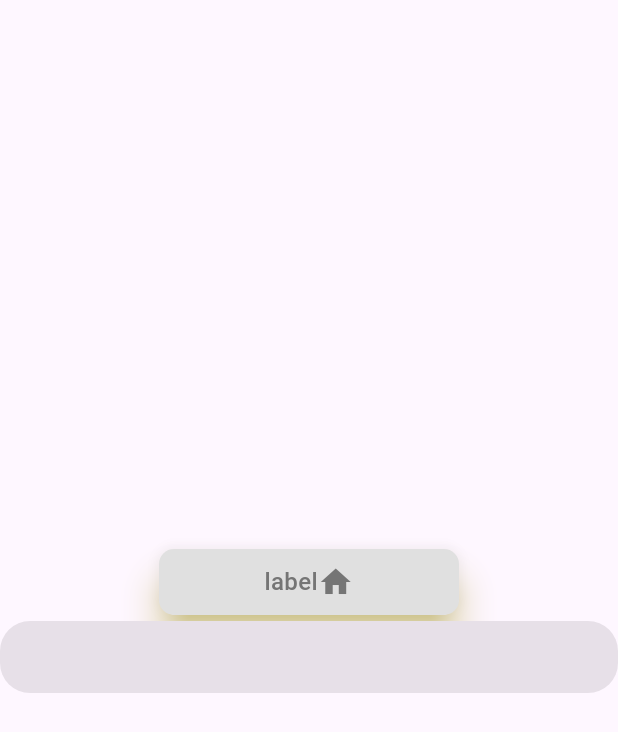
After one commit to usama-qadeer/flutter-reusable-widget, a Flutter app: the screen it shows after launch, on a phone screen of 412 x 824 dp. The commit adds this screen. Shown: the top 732 px of the screen. Run offline on Flutter 3.47's test engine with Material 3 defaults, Android fonts, the phone set to English and light mode, and no system bars.

Commit message:
loader changes

```diff
--- a/lib/components/alert_box_widget.dart
+++ b/lib/components/alert_box_widget.dart
@@ -1,4 +1,4 @@
-import 'package:flutter/material.dart';
+import '../exports.dart';
 
 /// Reusable Custom Dialog
 abstract class ReuseableDialog {
--- a/lib/components/animate_widget.dart
+++ b/lib/components/animate_widget.dart
@@ -1,6 +1,6 @@
 library flutter_bounce;
 
-import 'package:flutter/material.dart';
+import '../exports.dart';
 
 class BounceWidget extends StatefulWidget {
   final VoidCallback onPressed;
--- /dev/null
+++ b/lib/components/app_icon_loader.dart
@@ -0,0 +1,157 @@
+import '../exports.dart';
+
+class LoaderWithAppIcon extends StatelessWidget {
+  final bool isLoading;
+  final Widget child;
+  final Widget appIcon;
+  final double appIconSize;
+  final double borderRadius;
+  final double overlayOpacity;
+  final Color? overlayBackgroundColor;
+  final Color? circularProgressColor;
+
+  const LoaderWithAppIcon(
+      {super.key,
+      required this.isLoading,
+      required this.child,
+      required this.appIcon,
+      this.appIconSize = 50,
+      this.borderRadius = 15,
+      this.overlayOpacity = 0.5,
+      this.circularProgressColor,
+      this.overlayBackgroundColor});
+  @override
+  Widget build(BuildContext context) {
+    return OverLayAnimation(
+      isLoading: isLoading,
+      opacity: overlayOpacity,
+      color: overlayBackgroundColor ?? Theme.of(context).colorScheme.surface,
+      progressIndicator: Material(
+        borderRadius: BorderRadius.circular(borderRadius),
+        child: Padding(
+          padding: const EdgeInsets.all(20),
+          child: Stack(
+            children: [
+              Positioned(
+                top: 0,
+                bottom: 0,
+                left: 0,
+                right: 0,
+                child: CircularProgressIndicator(
+                  color: circularProgressColor ?? Colors.purple,
+                  // minHeight: 01,
+                  // minHeight: 0.5.h,
+                  strokeWidth: 2,
+                ),
+              ),
+              SizedBox(
+                width: appIconSize,
+                height: appIconSize,
+                child: appIcon,
+              ),
+            ],
+          ),
+        ),
+      ),
+      child: child,
+    );
+  }
+}
+
+class OverLayAnimation extends StatefulWidget {
+  final bool isLoading;
+  final double opacity;
+  final Color? color;
+  final Widget progressIndicator;
+  final Widget child;
+
+  const OverLayAnimation({
+    super.key,
+    required this.isLoading,
+    required this.child,
+    this.opacity = 0.5,
+    this.progressIndicator = const CircularProgressIndicator(),
+    this.color,
+  });
+
+  @override
+  State<OverLayAnimation> createState() => _OverLayAnimationState();
+}
+
+class _OverLayAnimationState extends State<OverLayAnimation>
+    with SingleTickerProviderStateMixin {
+  late AnimationController _controller;
+  late Animation<double> _animation;
+  bool? _overlayVisible;
+
+  _OverLayAnimationState();
+
+  @override
+  void initState() {
+    super.initState();
+    _overlayVisible = false;
+    _controller = AnimationController(
+        vsync: this, duration: const Duration(milliseconds: 300));
+    _animation = Tween(begin: 0.0, end: 1.0).animate(_controller);
+    _animation.addStatusListener((status) {
+      status == AnimationStatus.forward
+          ? setState(() {
+              _overlayVisible = true;
+            })
+          : null;
+      status == AnimationStatus.dismissed
+          ? setState(() {
+              _overlayVisible = false;
+            })
+          : null;
+    });
+    if (widget.isLoading) {
+      _controller.forward();
+    }
+  }
+
+  @override
+  void didUpdateWidget(OverLayAnimation oldWidget) {
+    super.didUpdateWidget(oldWidget);
+    if (!oldWidget.isLoading && widget.isLoading) {
+      _controller.forward();
+    }
+
+    if (oldWidget.isLoading && !widget.isLoading) {
+      _controller.reverse();
+    }
+  }
+
+  @override
+  void dispose() {
+    _controller.dispose();
+    super.dispose();
+  }
+
+  @override
+  Widget build(BuildContext context) {
+    var widgets = <Widget>[];
+    widgets.add(widget.child);
+
+    if (_overlayVisible == true) {
+      final modal = FadeTransition(
+        opacity: _animation,
+        child: Stack(
+          children: <Widget>[
+            Opacity(
+              opacity: widget.opacity,
+              child: ModalBarrier(
+                dismissible: false,
+                color: widget.color ?? Theme.of(context).colorScheme.surface,
+              ),
+            ),
+            Center(child: widget.progressIndicator),
+          ],
+        ),
+      );
+      widgets.add(modal);
+    }
+
+    return Stack(children: widgets);
+  }
+}
--- a/lib/components/button_widget.dart
+++ b/lib/components/button_widget.dart
@@ -1,6 +1,4 @@
-import 'package:flutter/material.dart';
-import 'package:resuseable_widgets/components/animate_widget.dart';
-import 'package:resuseable_widgets/components/theme.dart';
+import '../exports.dart';
 
 class ReuseableBtn extends StatelessWidget {
   const ReuseableBtn(
--- a/lib/components/textfiel_widget.dart
+++ b/lib/components/textfiel_widget.dart
@@ -1,5 +1,4 @@
-import 'package:flutter/material.dart';
-import 'package:flutter/services.dart';
+import '../exports.dart';
 
 /// Custom Textformfield with predefined params, style, etc.
 class ReuseableTextFormField extends StatelessWidget {
--- a/lib/components/theme.dart
+++ b/lib/components/theme.dart
@@ -1,4 +1,4 @@
-import 'package:flutter/material.dart';
+import '../exports.dart';
 
 class ReuseableTheme {
   static const Color buttonBg = Colors.blue;
--- /dev/null
+++ b/lib/exports.dart
@@ -0,0 +1,10 @@
+export 'package:flutter/material.dart';
+export 'package:flutter/services.dart';
+export 'package:resuseable_widgets/components/animate_widget.dart';
+export 'package:resuseable_widgets/components/theme.dart';
+
+export 'package:resuseable_widgets/components/alert_box_widget.dart';
+export 'package:resuseable_widgets/components/button_widget.dart';
+export 'package:resuseable_widgets/components/textfiel_widget.dart';
+
+export 'package:resuseable_widgets/home_screen.dart';
--- a/lib/home_screen.dart
+++ b/lib/home_screen.dart
@@ -1,7 +1,6 @@
-import 'package:flutter/material.dart';
-import 'package:resuseable_widgets/components/alert_box_widget.dart';
-import 'package:resuseable_widgets/components/button_widget.dart';
-import 'package:resuseable_widgets/components/textfiel_widget.dart';
+import 'package:resuseable_widgets/components/app_icon_loader.dart';
+
+import '../exports.dart';
 
 // ignore: must_be_immutable
 class HomeScreen extends StatelessWidget {
@@ -10,7 +9,13 @@
   @override
   Widget build(BuildContext context) {
     return Scaffold(
-      body: Center(
+      body: LoaderWithAppIcon(
+        appIcon: const FlutterLogo(), // replace with your asset image
+        isLoading: false, // set true to show loader
+        appIconSize: 50, // size of asset image
+        overlayBackgroundColor: Colors.grey.shade300, // color of loader
+        overlayOpacity: .4, // opacity of loader
+        child: Center(
             child: Column(
           mainAxisAlignment: MainAxisAlignment.center,
           children: [
@@ -55,6 +60,7 @@
             ),
           ],
         )),
+      ),
     );
   }
 }
--- a/lib/main.dart
+++ b/lib/main.dart
@@ -1,5 +1,4 @@
-import 'package:flutter/material.dart';
-import 'package:resuseable_widgets/home_screen.dart';
+import 'exports.dart';
 
 void main() {
   runApp(const MyApp());
@@ -11,7 +10,7 @@
   @override
   Widget build(BuildContext context) {
     return MaterialApp(
-      title: 'Flutter Demo',
+      title: "Reuseable Widgets",
       theme: ThemeData(
         colorScheme: ColorScheme.fromSeed(seedColor: Colors.deepPurple),
         useMaterial3: true,
```
Lines whose indentation alone changed are shown as unchanged.
